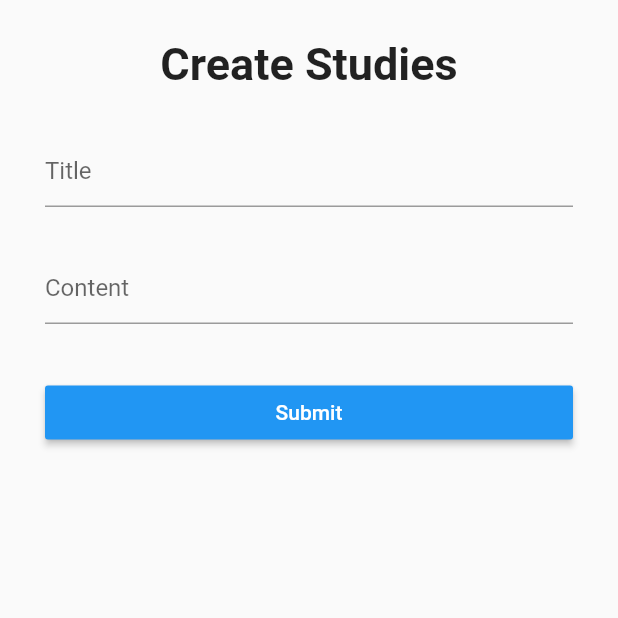
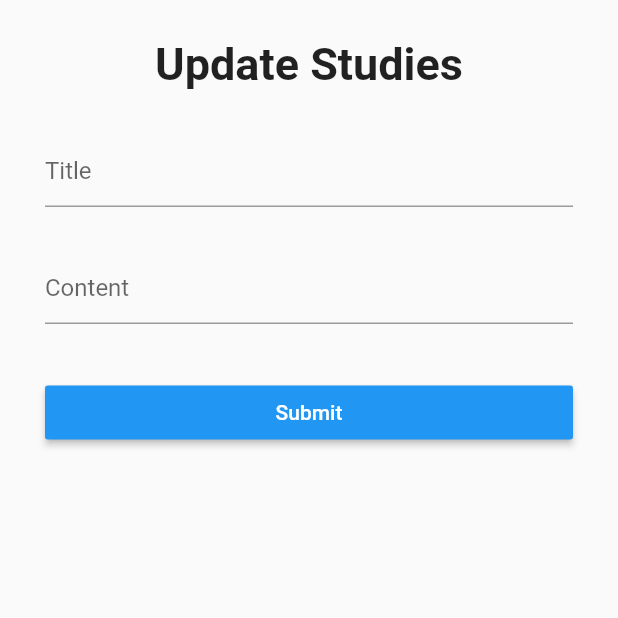
Before and after one commit to rayhan256/belajar_fetch, a Flutter app: the UpdateStudyScreen screen opened directly, after a tap on "Submit", on a phone screen of 412 x 824 dp, the top half of it. Run offline on Flutter 3.47's test engine with Material 2 defaults, Android fonts, the phone set to English and light mode, and no system bars; our stand-ins replace get, image_picker, shared_preferences; accounts and stored records are empty; network calls fail; key blocks and very long unbroken strings in the code were emptied for the run.

```diff
--- a/lib/pages/create_study/CreateStudyController.dart
+++ b/lib/pages/create_study/CreateStudyController.dart
@@ -47,6 +47,7 @@ class CreateStudyController extends GetxController {
     if (res != null) {
       Get.off(() => StudyScreen());
     }
+    print(res);
   }
 
   String base64String(Uint8List data) {
--- a/lib/pages/study_detail/StudyDetailController.dart
+++ b/lib/pages/study_detail/StudyDetailController.dart
@@ -62,5 +62,6 @@ class StudyDetailController extends GetxController {
     if (res != null) {
       Get.off(() => StudyScreen());
     }
+    print(res);
   }
 }
--- a/lib/pages/study_detail/UpdateStudyScreen.dart
+++ b/lib/pages/study_detail/UpdateStudyScreen.dart
@@ -21,7 +21,7 @@ class UpdateStudyScreen extends StatelessWidget {
                   child: Container(
                     margin: EdgeInsets.symmetric(vertical: 15),
                     child: Text(
-                      "Create Studies",
+                      "Update Studies",
                       style:
                           TextStyle(fontSize: 30, fontWeight: FontWeight.bold),
                     ),
```
Also changed, not shown: lib/pages/study/StudyController.dart (+7 -4 lines).
